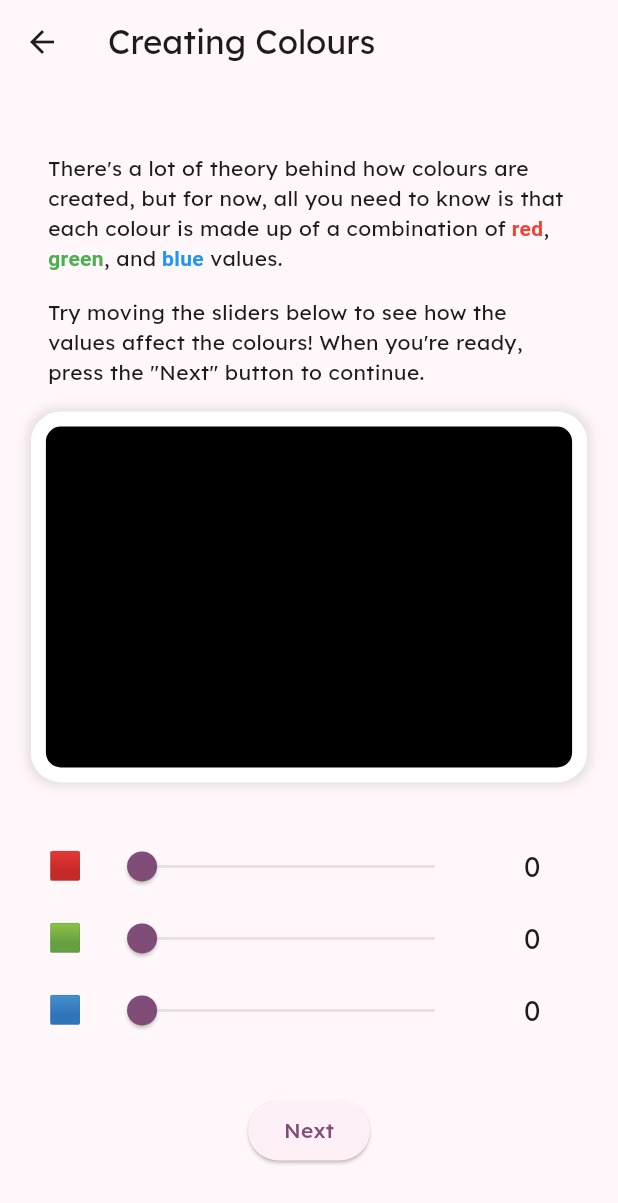
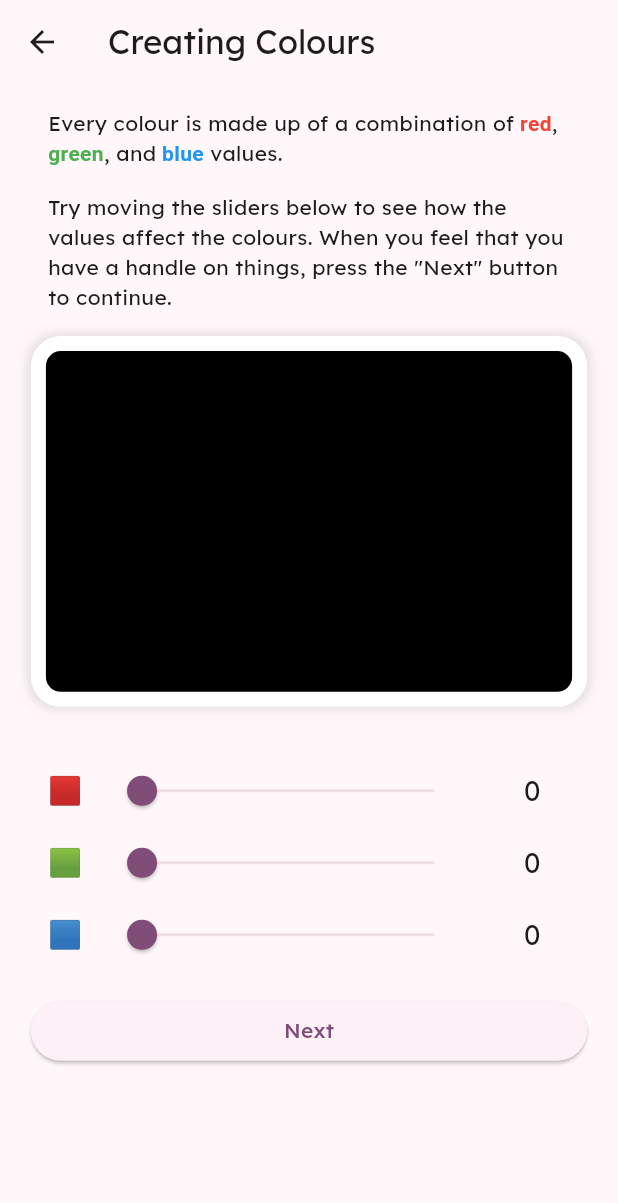
Before and after one commit to simonerlic/colour-guesser, a Flutter app: the screen it shows after launch, after a tap on an icon or button, on a phone screen of 412 x 824 dp. Shown: the top 1203 px of the screen. Run offline on Flutter 3.47's test engine with Material 2 defaults, Android fonts, the phone set to English and light mode, and no system bars; our stand-ins replace share_plus, shared_preferences.

Commit message:
Fix daily challenge time calculation and tutorial

```diff
--- a/lib/main.dart
+++ b/lib/main.dart
@@ -69,8 +69,10 @@ class _StartPageState extends State<StartPage> {
     final todayDate = DateTime(today.year, today.month, today.day);
 
     setState(() {
-      hasPlayedDailyChallenge =
-          lastPlayed != null && DateTime.parse(lastPlayed) == todayDate;
+      hasPlayedDailyChallenge = lastPlayed != null &&
+          DateTime.parse(lastPlayed).toUtc().day == todayDate.toUtc().day &&
+          DateTime.parse(lastPlayed).toUtc().month == todayDate.toUtc().month &&
+          DateTime.parse(lastPlayed).toUtc().year == todayDate.toUtc().year;
     });
 
     if (!hasPlayedDailyChallenge) {
@@ -94,25 +96,15 @@ class _StartPageState extends State<StartPage> {
   }
 
   void setNextDailyChallengeTimer() {
-    final tomorrow = DateTime.now().add(Duration(days: 1));
-    final nextDailyChallengeTime =
-        DateTime(tomorrow.year, tomorrow.month, tomorrow.day, 0, 0, 0);
-    final timeUntilNextDailyChallenge =
-        nextDailyChallengeTime.difference(DateTime.now());
+    final now = DateTime.now();
+    final nextDay =
+        DateTime(now.year, now.month, now.day).add(const Duration(days: 1));
 
-    if (timeUntilNextDailyChallenge.isNegative) {
-      // If by any chance the current time is already after the next daily challenge time, try again for the next day.
-      setNextDailyChallengeTimer();
-    } else {
-      timer = Timer.periodic(const Duration(seconds: 1), (timer) {
-        setState(() {
-          if (DateTime.now().isAfter(nextDailyChallengeTime)) {
-            // Reset the state to reflect the new daily challenge.
-            checkIfDailyChallengePlayed();
-          }
-        });
-      });
-    }
+    final difference = nextDay.difference(now);
+
+    timer = Timer(difference, () {
+      checkIfDailyChallengePlayed();
+    });
   }
 
   @override
@@ -122,6 +114,7 @@ class _StartPageState extends State<StartPage> {
   }
 
   Future<void> _playGame(BuildContext context, bool useRandomDate) async {
+    checkIfDailyChallengePlayed();
     if (hasPlayedDailyChallenge && !useRandomDate) {
       // The game has already been played today.
       // Show a dialog or another kind of message
@@ -155,9 +148,7 @@ class _StartPageState extends State<StartPage> {
 
       // When the game view is closed, update the state and check if the daily challenge was played.
       setState(() {
-        if (!useRandomDate) {
-          hasPlayedDailyChallenge = true;
-        }
+        hasPlayedDailyChallenge = true;
       });
       checkIfDailyChallengePlayed();
     } else {
--- a/lib/views/tutorial/matching_tutorial_view.dart
+++ b/lib/views/tutorial/matching_tutorial_view.dart
@@ -28,7 +28,7 @@ class _MatchingTutorialViewState extends State<MatchingTutorialView> {
       body: Center(
         child: Padding(
           // only horizontal padding
-          padding: const EdgeInsets.symmetric(horizontal: 16),
+          padding: const EdgeInsets.all(16),
           child: Column(
             mainAxisAlignment: MainAxisAlignment.center,
             mainAxisSize: MainAxisSize.max,
@@ -58,7 +58,7 @@ class _MatchingTutorialViewState extends State<MatchingTutorialView> {
                     ),
                     const SizedBox(height: 16),
                     const Text(
-                      "Since it's a tutorial, I'll show you your colour as you move the sliders. Then, make the guess when you're ready.",
+                      "Since it's a tutorial, I'll show you your colour as you move the sliders. Then, press \"Make Guess\" when you feel that it's correct.",
                     ),
                   ],
                 ),
@@ -98,8 +98,8 @@ class _MatchingTutorialViewState extends State<MatchingTutorialView> {
                   child: const Text("Make Guess"),
                 ),
               ),
+              const Spacer(),
             ],
-            // Fill up bottom space
           ),
         ),
       ),
--- a/lib/views/tutorial/slider_tutorial_view.dart
+++ b/lib/views/tutorial/slider_tutorial_view.dart
@@ -38,8 +38,7 @@ class _SliderTutorialViewState extends State<SliderTutorialView> {
                   children: [
                     RichText(
                       text: TextSpan(
-                        text:
-                            "There's a lot of theory behind how colours are created, but for now, all you need to know is that each colour is made up of a combination of",
+                        text: "Every colour is made up of a combination of",
                         style: Theme.of(context).textTheme.bodyMedium,
                         children: const <TextSpan>[
                           TextSpan(
@@ -77,7 +76,7 @@ class _SliderTutorialViewState extends State<SliderTutorialView> {
                     ),
                     const SizedBox(height: 16),
                     const Text(
-                      'Try moving the sliders below to see how the values affect the colours! When you\'re ready, press the "Next" button to continue.',
+                      'Try moving the sliders below to see how the values affect the colours. When you feel that you have a handle on things, press the "Next" button to continue.',
                     )
                   ],
                 ),
@@ -96,8 +95,9 @@ class _SliderTutorialViewState extends State<SliderTutorialView> {
                   });
                 },
               ),
-              const SizedBox(height: 16),
-              ElevatedButton(
+              SizedBox(
+                width: MediaQuery.of(context).size.width * 0.90,
+                child: ElevatedButton(
                   child: const Text('Next'),
                   onPressed: () {
                     Navigator.pushReplacement(
@@ -107,8 +107,9 @@ class _SliderTutorialViewState extends State<SliderTutorialView> {
                     );
                   },
                 ),
+              ),
+              const Spacer(),
             ],
-            // Fill up bottom space
           ),
         ),
       ),
--- a/lib/views/tutorial/tutorial_view.dart
+++ b/lib/views/tutorial/tutorial_view.dart
@@ -31,7 +31,9 @@ class TutorialPage extends StatelessWidget {
                 textAlign: TextAlign.center,
               ),
               const SizedBox(height: 16),
-              ElevatedButton(
+              SizedBox(
+                width: MediaQuery.of(context).size.width * 0.86,
+                child: ElevatedButton(
                   child: const Text('Let\'s go!'),
                   onPressed: () {
                     Navigator.pushReplacement(
@@ -41,6 +43,7 @@ class TutorialPage extends StatelessWidget {
                     );
                   },
                 ),
+              ),
             ],
           ),
         ),
```
Also changed, not shown: lib/views/tutorial/finish_tutorial_view.dart (+7 -11 lines), lib/views/tutorial/tutorial_results_page.dart (+3 -8 lines). Lines whose indentation alone changed are shown as unchanged.
